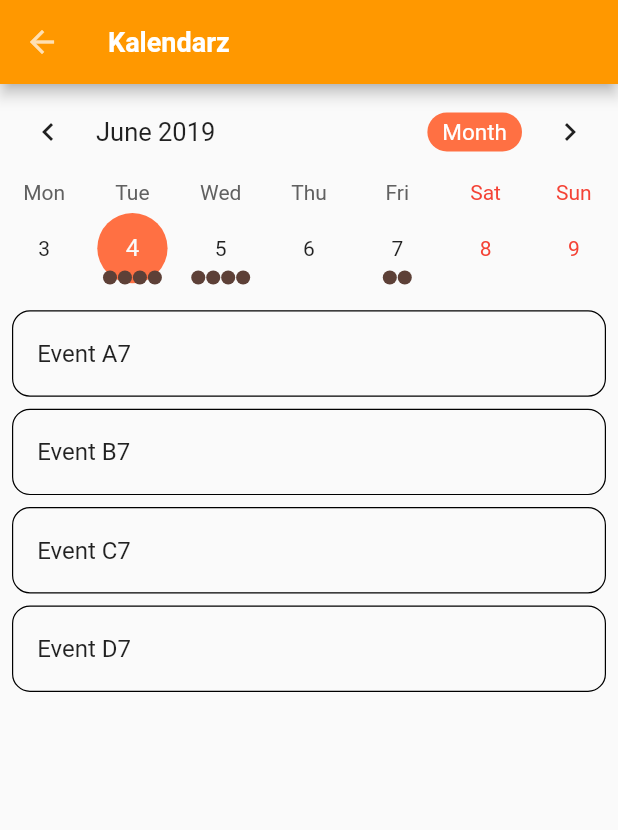
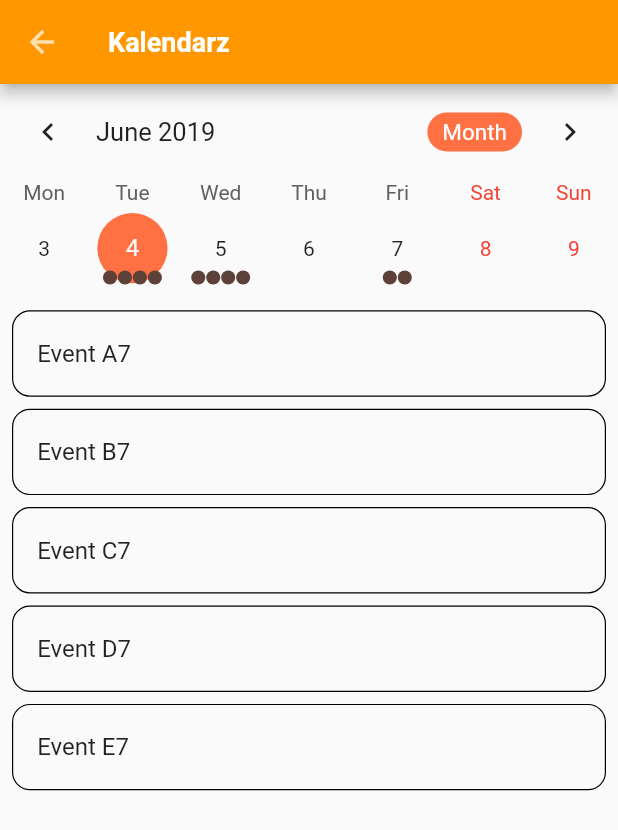
Before and after one commit to TakiBart/SandalApp, a Flutter app: the CalendarGeneralPage screen opened directly, on a phone screen of 412 x 824 dp. Shown: the top 830 px of the screen. Run offline on Flutter 3.47's test engine with Material 2 defaults, Android fonts, the phone set to English and light mode, and no system bars; drawn by our look-alikes of table_calendar; our stand-ins replace cloud_firestore; missing offline and left inert: add_2_calendar, date_utils; accounts and stored records are empty.

Commit message:
Minor changes (one TODO and some cleanup).

```diff
--- a/sandal_app/lib/CalendarGeneral.dart
+++ b/sandal_app/lib/CalendarGeneral.dart
@@ -13,6 +13,8 @@ final Map<DateTime, List> _holidays = {
   DateTime(2019, 4, 22): ['Easter Monday'],
   DateTime(2019, 6, 19): ['Boże Ciało'],
 };
+
+// TODO: Permissions for Android (calendar)
 
 class CalendarGeneralPage extends StatefulWidget{
   CalendarGeneralPage({Key key, this.title}) : super(key: key);
@@ -33,6 +35,7 @@ class _CalendarGeneralPageState extends State<CalendarGeneralPage> with TickerPr
 
   // TODO: fetch holidays from some web API?
   // TODO: fetch events from Firestore?
+  // TODO: różne kolory dla różnych wydarzeń?
 
   @override
   void initState() {
@@ -46,7 +49,7 @@ class _CalendarGeneralPageState extends State<CalendarGeneralPage> with TickerPr
       _selectedDay.subtract(Duration(days: 10)): ['Event A4', 'Event B4', 'Event C4'],
       _selectedDay.subtract(Duration(days: 4)): ['Event A5', 'Event B5', 'Event C5'],
       _selectedDay.subtract(Duration(days: 2)): ['Event A6', 'Event B6'],
-      _selectedDay: ['Event A7', 'Event B7', 'Event C7', 'Event D7'],
+      _selectedDay: ['Event A7', 'Event B7', 'Event C7', 'Event D7', 'Event E7'],
       _selectedDay.add(Duration(days: 1)): ['Event A8', 'Event B8', 'Event C8', 'Event D8'],
       _selectedDay.add(Duration(days: 3)): Set.from(['Event A9', 'Event A9', 'Event B9']).toList(),
       _selectedDay.add(Duration(days: 7)): ['Event A10', 'Event B10', 'Event C10'],
--- a/sandal_app/lib/main.dart
+++ b/sandal_app/lib/main.dart
@@ -70,7 +70,6 @@ class _MyHomePageState extends State<MyHomePage> {
                             mainMenuItemsList.list[index]['icon'],
                             // TODO: #2
                             size: 0.7 * constraints.maxHeight,
-
                             color: Colors.white,
                           );
                         },
```
